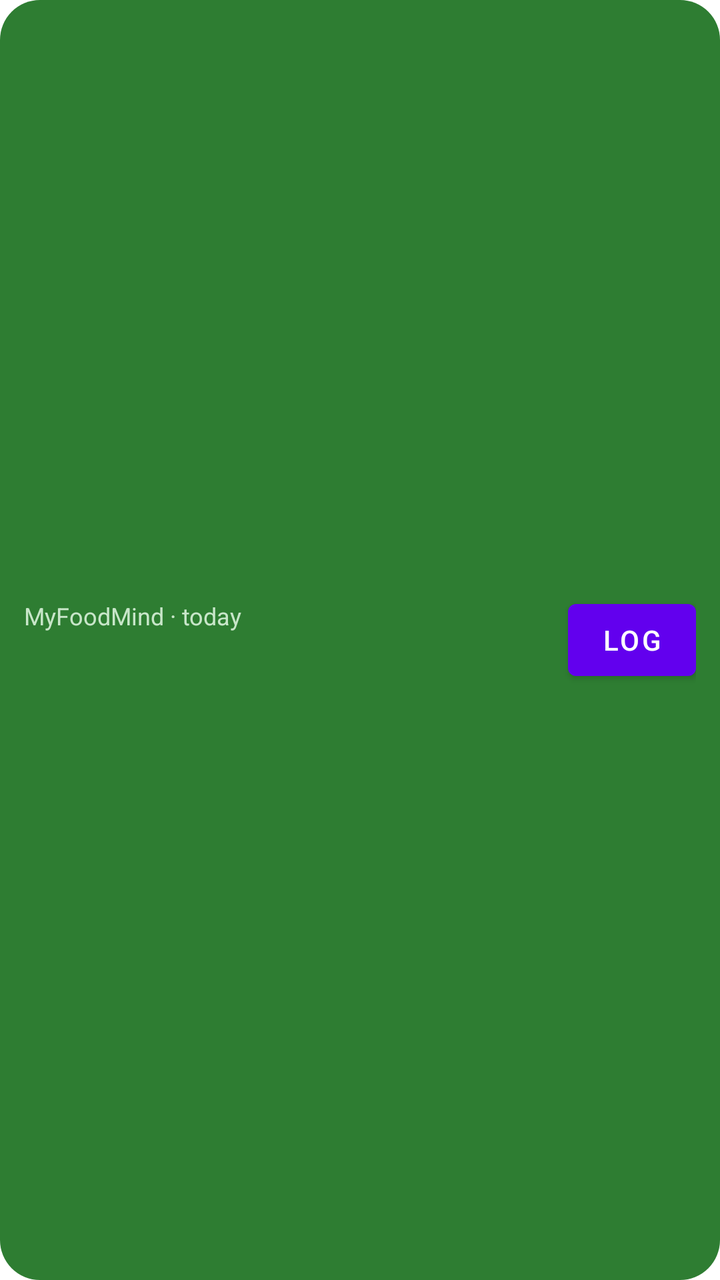
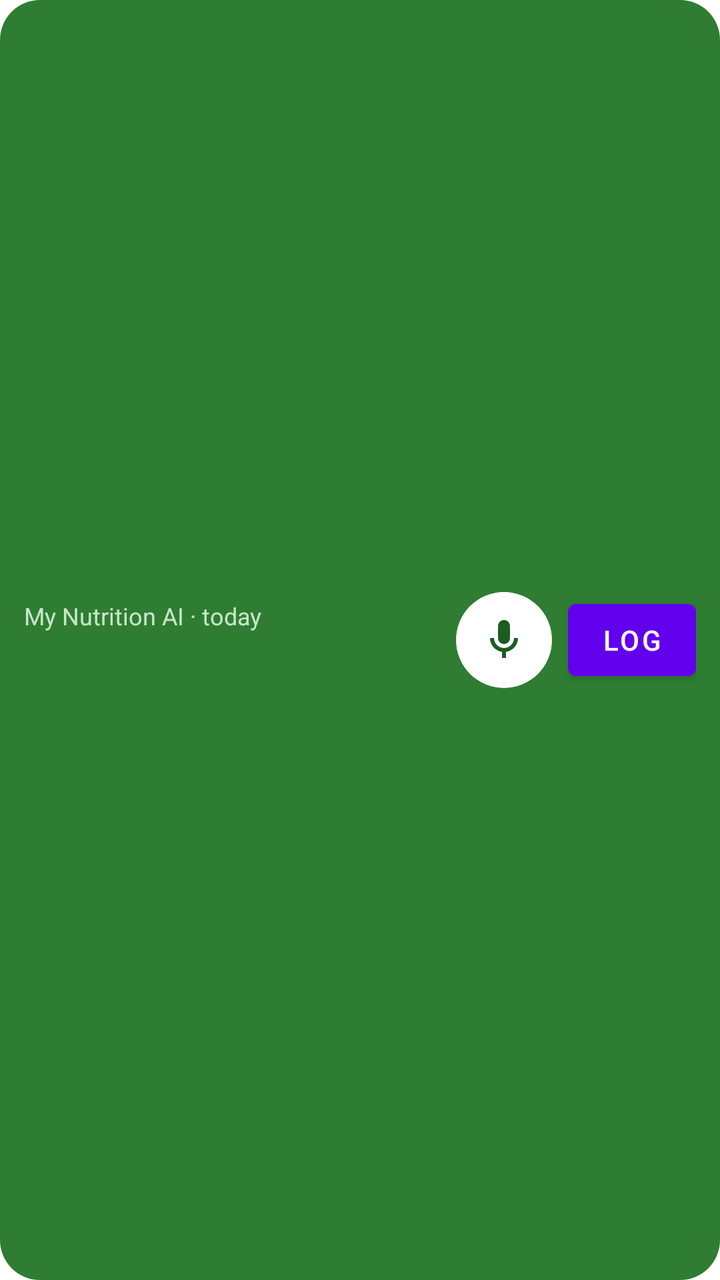

An Android layout rendered at two revisions. The XML below is the earlier revision; the diff shows what the commit changed to produce the second picture.
<!-- AndroidManifest.xml: fallback theme Theme.MaterialComponents.DayNight.NoActionBar -->
<!-- res/layout/today_widget.xml -->
<?xml version="1.0" encoding="utf-8"?>
<LinearLayout xmlns:android="http://schemas.android.com/apk/res/android"
    android:id="@+id/widget_root"
    android:layout_width="match_parent"
    android:layout_height="match_parent"
    android:background="@drawable/today_widget_background"
    android:gravity="center_vertical"
    android:orientation="horizontal"
    android:padding="12dp">

    <LinearLayout
        android:layout_width="0dp"
        android:layout_height="wrap_content"
        android:layout_weight="1"
        android:orientation="vertical">

        <TextView
            android:layout_width="wrap_content"
            android:layout_height="wrap_content"
            android:text="@string/widget_title"
            android:textColor="#C8E6C9"
            android:textSize="12sp" />

        <TextView
            android:id="@+id/widget_line"
            android:layout_width="wrap_content"
            android:layout_height="wrap_content"
            android:textColor="#FFFFFF"
            android:textSize="18sp"
            android:textStyle="bold" />
    </LinearLayout>

    <Button
        android:id="@+id/widget_log"
        android:layout_width="wrap_content"
        android:layout_height="48dp"
        android:minWidth="64dp"
        android:text="@string/widget_log" />
</LinearLayout>
<!-- resources referenced by this layout -->
<resources>
  <!-- drawable today_widget_background (drawable) -->
  <?xml version="1.0" encoding="utf-8"?>
  <shape xmlns:android="http://schemas.android.com/apk/res/android" android:shape="rectangle">
      <solid android:color="#2E7D32" />
      <corners android:radius="20dp" />
  </shape>
  <string name="widget_log">Log</string>
  <string name="widget_title">MyFoodMind · today</string>
</resources>

<!-- the commit's change to res/layout/today_widget.xml (unified diff, before → after) -->
@@ -17,6 +17,8 @@
         <TextView
             android:layout_width="wrap_content"
             android:layout_height="wrap_content"
+            android:maxLines="1"
+            android:ellipsize="end"
             android:text="@string/widget_title"
             android:textColor="#C8E6C9"
             android:textSize="12sp" />
@@ -25,10 +27,21 @@
             android:id="@+id/widget_line"
             android:layout_width="wrap_content"
             android:layout_height="wrap_content"
+            android:maxLines="1"
+            android:ellipsize="end"
             android:textColor="#FFFFFF"
             android:textSize="18sp"
             android:textStyle="bold" />
     </LinearLayout>
+
+    <ImageButton
+        android:id="@+id/widget_voice"
+        android:layout_width="48dp"
+        android:layout_height="48dp"
+        android:layout_marginEnd="8dp"
+        android:background="@drawable/widget_mic_background"
+        android:contentDescription="@string/widget_voice_description"
+        android:src="@drawable/ic_widget_mic" />
 
     <Button
         android:id="@+id/widget_log"
<!-- resource entries referenced after the edit -->
@@ -1,12 +1,29 @@
 <!-- resources referenced by this layout -->
 <resources>
+  <!-- drawable ic_widget_mic (drawable) -->
+  <?xml version="1.0" encoding="utf-8"?>
+  <vector xmlns:android="http://schemas.android.com/apk/res/android"
+      android:width="24dp"
+      android:height="24dp"
+      android:viewportWidth="24"
+      android:viewportHeight="24">
+      <path
+          android:fillColor="#1B5E20"
+          android:pathData="M12,14c1.66,0 3,-1.34 3,-3V5c0,-1.66 -1.34,-3 -3,-3S9,3.34 9,5v6c0,1.66 1.34,3 3,3zM17,11c0,2.76 -2.24,5 -5,5s-5,-2.24 -5,-5H5c0,3.53 2.61,6.43 6,6.92V21h2v-3.08c3.39,-0.49 6,-3.39 6,-6.92h-2z" />
+  </vector>
   <!-- drawable today_widget_background (drawable) -->
   <?xml version="1.0" encoding="utf-8"?>
   <shape xmlns:android="http://schemas.android.com/apk/res/android" android:shape="rectangle">
       <solid android:color="#2E7D32" />
       <corners android:radius="20dp" />
   </shape>
+  <!-- drawable widget_mic_background (drawable) -->
+  <?xml version="1.0" encoding="utf-8"?>
+  <shape xmlns:android="http://schemas.android.com/apk/res/android" android:shape="oval">
+      <solid android:color="#FFFFFF" />
+  </shape>
   <string name="widget_log">Log</string>
-  <string name="widget_title">MyFoodMind · today</string>
+  <string name="widget_title">My Nutrition AI · today</string>
+  <string name="widget_voice_description">Say what you ate</string>
 </resources>
 
